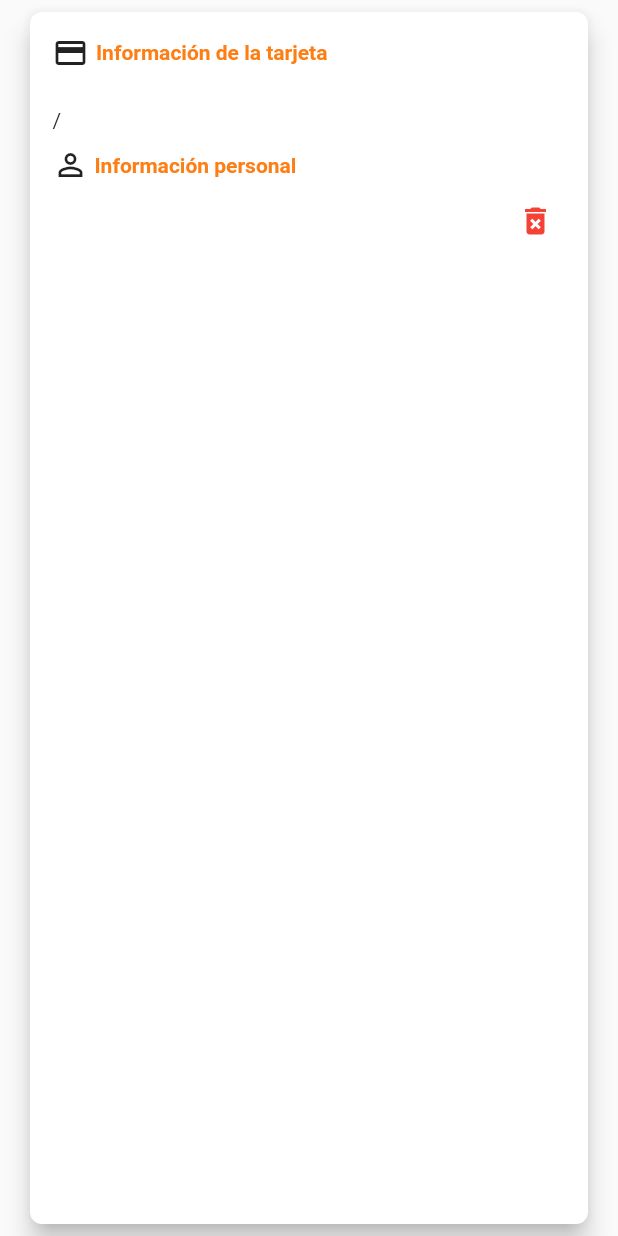
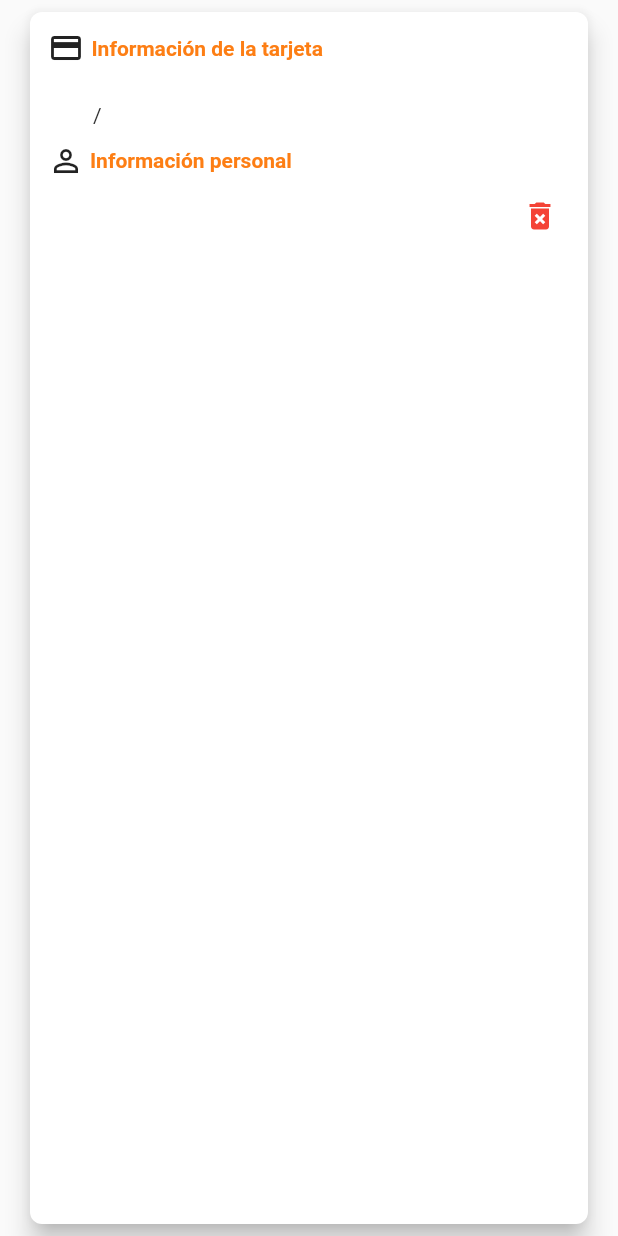
Before and after one commit to jocgomez/Evertec-prueba, a Flutter app: the CardComponent widget shown alone on an empty page, opened directly with empty values, on a phone screen of 412 x 824 dp. Run offline on Flutter 3.47's test engine with Material 2 defaults, Android fonts, the phone set to English and light mode, and no system bars; our stand-ins replace cloud_firestore, email_validator, flutter_custom_clippers, fluttertoast; accounts and stored records are empty.

Commit message:
Process transaction in BD
- Process transaction response saved in BD
- Need to fix the test card, not working correctly
- Some comments to make clear code

```diff
--- a/lib/model/WebService/auth.dart
+++ b/lib/model/WebService/auth.dart
@@ -12,17 +12,17 @@ class AuthWS {
 
   AuthWS(this.login, this.tranKey, this.nonce, this.seed);
 
+  // Se crea un valor aleatorio para el nonce
   static String generateNonce() {
     math.Random rnd = new math.Random();
     List<int> values = new List<int>.generate(32, (i) => rnd.nextInt(256));
     return values.toString();
-    /* return base64UrlEncode(utf8.encode('12345678')); */
   }
 
+  // Se genera el tranKey a partir de un sha256 y luego un base64
   static String generateTranKey(String nonce, String seed) {
     // Base64(SHA-256(nonce + seed + tranKey))
     String value = nonce + seed + Globals.tranKey;
-    /* String value = '12345678' + '2018-01-29T17:02:49-05:00' + 'ABCD1234'; */
     var bytes = utf8.encode(value);
     var valueSha256 = sha256.convert(bytes);
     var bytesDigest = valueSha256.bytes;
--- a/lib/model/WebService/instrument.dart
+++ /dev/null
@@ -1 +0,0 @@
-class InstrumentWS {}
--- /dev/null
+++ b/lib/model/WebService/processTransaction.dart
@@ -0,0 +1,32 @@
+import 'package:prueba_placeto_pay/model/payment.dart';
+
+class ProcessTransactionResponse {
+  String transactionDate;
+  String reference;
+  String paymentMethod;
+  String franchiseName;
+  String issuerName;
+  int total;
+  String currency;
+  String receipt;
+  bool refunded;
+  String provider;
+  String authorization;
+  Payment paymentInformation;
+  String message;
+
+  ProcessTransactionResponse(
+      this.transactionDate,
+      this.reference,
+      this.paymentMethod,
+      this.franchiseName,
+      this.issuerName,
+      this.total,
+      this.currency,
+      this.receipt,
+      this.refunded,
+      this.provider,
+      this.authorization,
+      this.paymentInformation,
+      this.message);
+}
--- a/lib/view/components/appbarComponent.dart
+++ b/lib/view/components/appbarComponent.dart
@@ -3,13 +3,16 @@ import 'package:prueba_placeto_pay/view/components/alertDialogComponent.dart';
 import 'package:prueba_placeto_pay/view/utils/style.dart';
 
 class AppbarComponent extends StatelessWidget implements PreferredSizeWidget {
+  AppbarComponent({Key key, @required this.titulo}) : super(key: key);
+  final String titulo;
+
   @override
   Size get preferredSize => const Size.fromHeight(55);
 
   @override
   Widget build(BuildContext context) {
     return AppBar(
-      title: Text("Evertec - test", style: StylesElements.tsNormalWhite),
+      title: Text("Evertec - $titulo", style: StylesElements.tsNormalWhite),
       actions: <Widget>[
         IconButton(
           icon: Icon(
--- a/lib/view/components/cardComponent.dart
+++ b/lib/view/components/cardComponent.dart
@@ -31,11 +31,12 @@ class CardComponent extends StatelessWidget {
         borderRadius: BorderRadius.circular(8.0),
         onTap: () {
           FocusScope.of(context).unfocus();
-          //WebService.processTransactionPost(this.paymentInformation, context);
-          Navigator.pushNamed(context, "resume");
+          Navigator.pushNamed(context, "splash");
+          WebService.processTransactionPost(this.paymentInformation, context);
+          //Navigator.pushNamed(context, "resume");
         },
         child: Padding(
-          padding: const EdgeInsets.all(15.0),
+          padding: const EdgeInsets.all(12.0),
           child: Column(
             crossAxisAlignment: CrossAxisAlignment.stretch,
             children: <Widget>[
@@ -63,12 +64,17 @@ class CardComponent extends StatelessWidget {
                 ],
               ),
               SizedBox(height: 5),
-              Text(
+              Padding(
+                padding: EdgeInsets.only(left: 30),
+                child: Text(
                   CreditCard.cardNumberFormat(cardNumber),
                   style: StylesElements.tsNormalBlack,
                 ),
+              ),
               SizedBox(height: 4),
-              Row(
+              Padding(
+                padding: EdgeInsets.only(left: 30),
+                child: Row(
                   children: <Widget>[
                     Text(
                       "$cardExpMonth/$cardExpYear",
@@ -80,6 +86,7 @@ class CardComponent extends StatelessWidget {
                       style: StylesElements.tsNormalBlack,
                     ),
                   ],
+                ),
               ),
               SizedBox(height: 10),
               Row(
@@ -96,19 +103,26 @@ class CardComponent extends StatelessWidget {
               Row(
                 mainAxisAlignment: MainAxisAlignment.spaceBetween,
                 children: <Widget>[
-                  Column(
+                  Expanded(
+                    child: Padding(
+                      padding: EdgeInsets.only(left: 30, right: 10),
+                      child: Column(
                         crossAxisAlignment: CrossAxisAlignment.start,
                         children: <Widget>[
                           Text(name, style: StylesElements.tsNormalBlack),
                           SizedBox(height: 4),
-                      Row(
+                          Wrap(
+                            alignment: WrapAlignment.spaceBetween,
+                            direction: Axis.horizontal,
+                            spacing: 15,
                             children: <Widget>[
                               Text(email, style: StylesElements.tsNormalBlack),
-                          SizedBox(width: 30),
                               Text(phone, style: StylesElements.tsNormalBlack)
                             ],
                           ),
                         ],
+                      ),
+                    ),
                   ),
                   IconButton(
                       icon: StylesElements.getIcon(Globals.strRemoveIcon),
--- a/lib/view/pages/home.dart
+++ b/lib/view/pages/home.dart
@@ -54,7 +54,7 @@ class _HomePageState extends State<HomePage> {
   @override
   Widget build(BuildContext context) {
     return Scaffold(
-      appBar: AppbarComponent(),
+      appBar: AppbarComponent(titulo: "Formulario"),
       body: SingleChildScrollView(
         child: Column(
           children: <Widget>[
@@ -94,6 +94,7 @@ class _HomePageState extends State<HomePage> {
                     DBControll.createPaymentDB(personalInformation, creditCard)
                         .then((paymentInformation) {
                       if (paymentInformation != null) {
+                        Navigator.pushNamed(context, "splash");
                         WebService.processTransactionPost(
                             paymentInformation, context);
                         ToastComponent.toastMessage(
--- a/lib/view/pages/request.dart
+++ b/lib/view/pages/request.dart
@@ -18,7 +18,7 @@ class _RequestPageState extends State<RequestPage> {
   @override
   Widget build(BuildContext context) {
     return Scaffold(
-      appBar: AppbarComponent(),
+      appBar: AppbarComponent(titulo: "Solicitudes"),
       body: Column(
         crossAxisAlignment: CrossAxisAlignment.stretch,
         children: <Widget>[
```
Also changed, not shown: lib/controller/database.dart (+33 -0 lines), lib/controller/webService.dart (+48 -0 lines), lib/view/pages/resume.dart (+9 -2 lines), lib/model/WebService/paymentWS.dart (deleted). Lines whose indentation alone changed are shown as unchanged.
